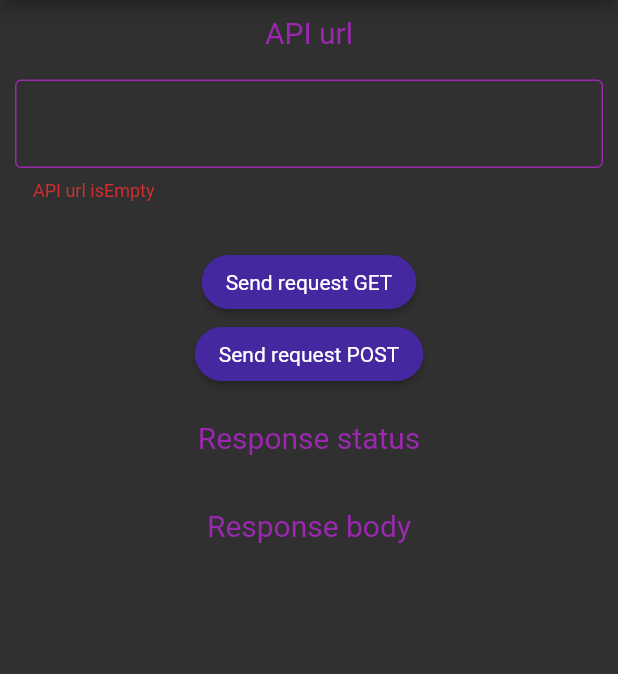
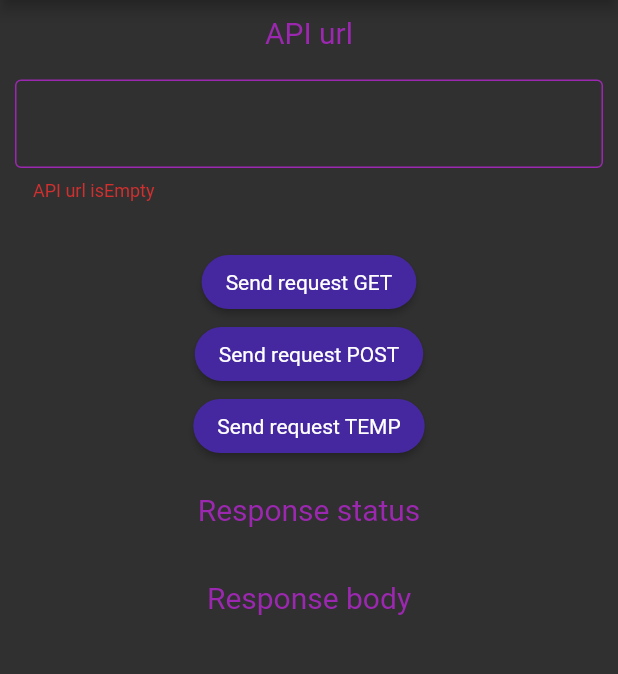
Before and after one commit to oconsuel/flutter-development, a Flutter app: the screen it shows after launch, tab 3 chosen, after a tap on "Send request GET", on a phone screen of 412 x 824 dp, the part 156-830 px from its top. Run offline on Flutter 3.47's test engine with Material 2 defaults, Android fonts, the phone set to English and light mode, and no system bars; our stand-ins replace camera, chewie, syncfusion_flutter_gauges, video_player; missing offline and left inert: esys_flutter_share.

```diff
--- a/lib/labs/SecondLab.dart
+++ b/lib/labs/SecondLab.dart
@@ -8,6 +8,7 @@ class SecondLabs extends StatelessWidget {
   @override
   Widget build(BuildContext context) {
     return MaterialApp(
+      debugShowCheckedModeBanner: false,
       theme: basicTheme(),
       initialRoute: '/',
       routes: <String, WidgetBuilder>{
@@ -69,7 +70,7 @@ class _SelectStatusWidgetState extends State<SelectStatusWidget> {
 
             if (navigateToPage) {
               Navigator.push(context, MaterialPageRoute(builder: (context) {
-                return MyApp2();
+                return SecondLabs();
               }));
             }
           },
@@ -131,3 +132,5 @@ class MyApp2 extends StatelessWidget {
     );
   }
 }
+
+//
--- a/lib/labs/ThirdLab.dart
+++ b/lib/labs/ThirdLab.dart
@@ -1,4 +1,5 @@
 import 'package:flutter/material.dart';
+import 'package:html/parser.dart';
 import 'package:http/http.dart' as http;
 import 'dart:math';
 
@@ -58,6 +59,17 @@ class TestHttpState extends State<TestHttp> {
     }
   } //_sendRequestPost
 
+  _sendRequestGetTemp() async {
+    if (_formKey.currentState.validate()) {
+      _formKey.currentState.save();
+
+      try {
+        var response = await http.post(_url);
+        var document = parse(response.body);
+        print(document.getElementsByTagName("p").length);
+      } catch (error) {}
+    }
+  }
   //_sendRequestPost
 
   Widget build(BuildContext context) {
@@ -85,7 +97,7 @@ class TestHttpState extends State<TestHttp> {
             SizedBox(height: 20.0),
             RaisedButton(
               child: Text('Send request GET'),
-              onPressed: _sendRequestGet,
+              onPressed: _sendRequestGetTemp,
               color: Colors.deepPurple[800],
               textColor: Colors.white,
               shape: RoundedRectangleBorder(
@@ -93,6 +105,14 @@ class TestHttpState extends State<TestHttp> {
             ),
             RaisedButton(
               child: Text('Send request POST'),
+              onPressed: _sendRequestPost,
+              color: Colors.deepPurple[800],
+              textColor: Colors.white,
+              shape: RoundedRectangleBorder(
+                  borderRadius: BorderRadius.all(Radius.circular(80))),
+            ),
+            RaisedButton(
+              child: Text('Send request TEMP'),
               onPressed: _sendRequestPost,
               color: Colors.deepPurple[800],
               textColor: Colors.white,
```
Also changed, not shown: pubspec.lock.
